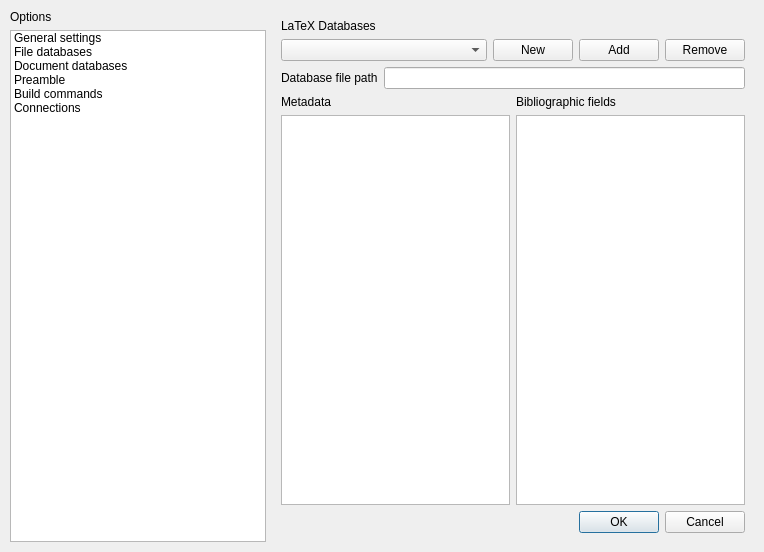
Above: datatex/paths.ui from CSMathematics/DataTex before the change. Below: the same form after it.
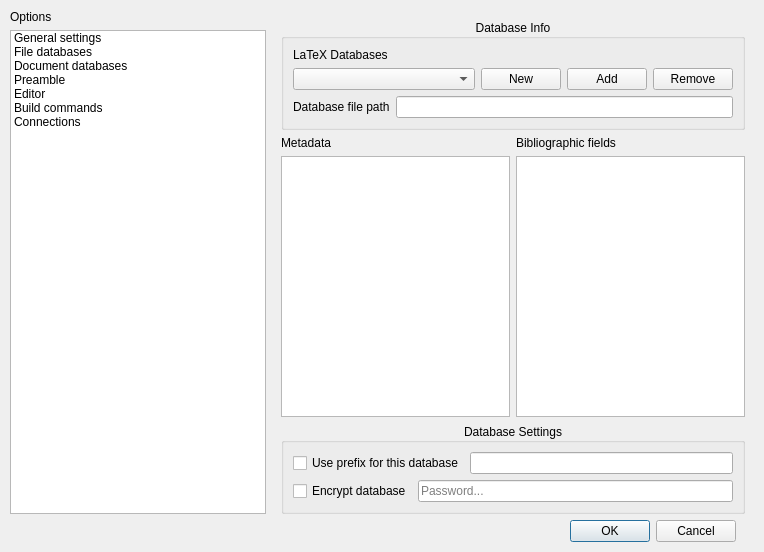
That is the form after the change. The open tabs and pages were chosen to show the change. Icons and pictures are not drawn. Custom widgets are drawn as their Qt base class.

The edit to the form file:
```diff
--- a/datatex/paths.ui
+++ b/datatex/paths.ui
@@ -81,6 +81,15 @@
         <normaloff>:/images/preamble.svg</normaloff>:/images/preamble.svg</iconset>
       </property>
      </item>
+     <item>
+      <property name="text">
+       <string>Editor</string>
+      </property>
+      <property name="icon">
+       <iconset resource="../images.qrc">
+        <normaloff>:/images/document-edit-sign.svg</normaloff>:/images/document-edit-sign.svg</iconset>
+      </property>
+     </item>
      <item>
       <property name="text">
        <string>Build commands</string>
@@ -340,7 +349,19 @@
      </widget>
      <widget class="QWidget" name="stackedWidgetPage1">
       <layout class="QGridLayout" name="gridLayout_2">
-       <item row="7" column="0" colspan="4">
+       <property name="bottomMargin">
+        <number>0</number>
+       </property>
+       <item row="5" column="0" colspan="3">
+        <widget class="QGroupBox" name="groupBox_6">
+         <property name="title">
+          <string>Database Info</string>
+         </property>
+         <property name="alignment">
+          <set>Qt::AlignCenter</set>
+         </property>
+         <layout class="QGridLayout" name="gridLayout_16">
+          <item row="2" column="0" colspan="4">
         <layout class="QHBoxLayout" name="horizontalLayout_3">
          <item>
           <widget class="QLabel" name="label_6">
@@ -354,7 +375,14 @@
          </item>
         </layout>
        </item>
-       <item row="6" column="1">
+          <item row="1" column="2">
+           <widget class="QPushButton" name="AddBase">
+            <property name="text">
+             <string>Add</string>
+            </property>
+           </widget>
+          </item>
+          <item row="1" column="1">
         <widget class="QPushButton" name="BaseButton">
          <property name="toolTip">
           <string>Επιλογή φακέλου για τα αρχεία tex της βάσης</string>
@@ -364,37 +392,43 @@
          </property>
         </widget>
        </item>
-       <item row="6" column="3">
-        <widget class="QPushButton" name="DeleteBase_2">
-         <property name="sizePolicy">
-          <sizepolicy hsizetype="Maximum" vsizetype="Fixed">
-           <horstretch>0</horstretch>
-           <verstretch>0</verstretch>
-          </sizepolicy>
-         </property>
-         <property name="toolTip">
-          <string>Επιλογή φακέλου για τα αρχεία tex της βάσης</string>
-         </property>
-         <property name="text">
-          <string>Remove</string>
-         </property>
-        </widget>
-       </item>
-       <item row="14" column="2" colspan="2">
-        <widget class="QDialogButtonBox" name="buttonBox">
-         <property name="standardButtons">
-          <set>QDialogButtonBox::Cancel|QDialogButtonBox::Ok</set>
-         </property>
-        </widget>
-       </item>
-       <item row="5" column="0">
+          <item row="0" column="0">
         <widget class="QLabel" name="label_4">
          <property name="text">
           <string>LaTeX Databases</string>
          </property>
         </widget>
        </item>
-       <item row="8" column="0" colspan="4">
+          <item row="1" column="3">
+           <widget class="QPushButton" name="DeleteFilesBase">
+            <property name="sizePolicy">
+             <sizepolicy hsizetype="Maximum" vsizetype="Fixed">
+              <horstretch>0</horstretch>
+              <verstretch>0</verstretch>
+             </sizepolicy>
+            </property>
+            <property name="toolTip">
+             <string>Επιλογή φακέλου για τα αρχεία tex της βάσης</string>
+            </property>
+            <property name="text">
+             <string>Remove</string>
+            </property>
+           </widget>
+          </item>
+          <item row="1" column="0">
+           <widget class="QComboBox" name="ComboBaseList">
+            <property name="sizePolicy">
+             <sizepolicy hsizetype="MinimumExpanding" vsizetype="Fixed">
+              <horstretch>0</horstretch>
+              <verstretch>0</verstretch>
+             </sizepolicy>
+            </property>
+           </widget>
+          </item>
+         </layout>
+        </widget>
+       </item>
+       <item row="6" column="0" colspan="3">
         <layout class="QGridLayout" name="gridLayout_4">
          <item row="1" column="0">
           <widget class="QTableView" name="DatabaseFieldTable"/>
@@ -418,21 +452,48 @@
          </item>
         </layout>
        </item>
-       <item row="6" column="2">
-        <widget class="QPushButton" name="AddBase">
+       <item row="7" column="0" colspan="3">
+        <widget class="QGroupBox" name="groupBox_8">
+         <property name="title">
+          <string>Database Settings</string>
+         </property>
+         <property name="alignment">
+          <set>Qt::AlignCenter</set>
+         </property>
+         <layout class="QVBoxLayout" name="verticalLayout_3">
+          <item>
+           <layout class="QHBoxLayout" name="horizontalLayout_7">
+            <item>
+             <widget class="QCheckBox" name="UseDatabasePrefix">
          <property name="text">
-          <string>Add</string>
+               <string>Use prefix for this database</string>
          </property>
         </widget>
        </item>
-       <item row="6" column="0">
-        <widget class="QComboBox" name="ComboBaseList">
-         <property name="sizePolicy">
-          <sizepolicy hsizetype="MinimumExpanding" vsizetype="Fixed">
-           <horstretch>0</horstretch>
-           <verstretch>0</verstretch>
-          </sizepolicy>
-         </property>
+            <item>
+             <widget class="QLineEdit" name="DatabasePrefix"/>
+            </item>
+           </layout>
+          </item>
+          <item>
+           <layout class="QHBoxLayout" name="horizontalLayout_8">
+            <item>
+             <widget class="QCheckBox" name="EncryptDatabase">
+              <property name="text">
+               <string>Encrypt database</string>
+              </property>
+             </widget>
+            </item>
+            <item>
+             <widget class="PasswordLineEdit" name="DatabasePassword">
+              <property name="placeholderText">
+               <string>Password...</string>
+              </property>
+             </widget>
+            </item>
+           </layout>
+          </item>
+         </layout>
         </widget>
        </item>
       </layout>
@@ -787,8 +848,27 @@
      <widget class="QWidget" name="page_4"/>
     </widget>
    </item>
+   <item row="2" column="1">
+    <widget class="QDialogButtonBox" name="buttonBox">
+     <property name="standardButtons">
+      <set>QDialogButtonBox::Cancel|QDialogButtonBox::Ok</set>
+     </property>
+    </widget>
+   </item>
   </layout>
  </widget>
+ <customwidgets>
+  <customwidget>
+   <class>LatexTextEdit</class>
+   <extends>QTextEdit</extends>
+   <header>highlighter.h</header>
+  </customwidget>
+  <customwidget>
+   <class>PasswordLineEdit</class>
+   <extends>QLineEdit</extends>
+   <header>paths.h</header>
+  </customwidget>
+ </customwidgets>
  <resources>
   <include location="../images.qrc"/>
  </resources>
```
Left out of the diff: 269 changed lines with no effect on the pictures. Lines whose indentation alone changed are shown as unchanged.
